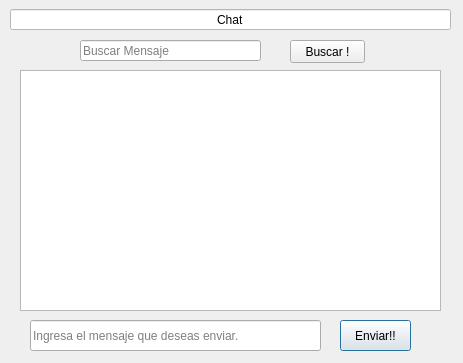
The window that ventanadeconversaciondialog.ui (radavach/Echauri-Trabajillo) describes before a commit, drawn with Qt 5.
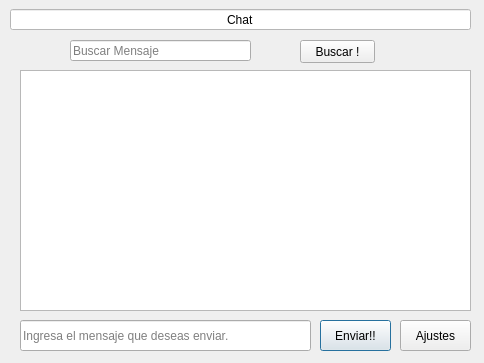
The same window after the commit.

```diff
--- a/ventanadeconversaciondialog.ui
+++ b/ventanadeconversaciondialog.ui
@@ -6,7 +6,7 @@
    <rect>
     <x>0</x>
     <y>0</y>
-    <width>463</width>
+    <width>484</width>
     <height>363</height>
    </rect>
   </property>
@@ -21,7 +21,7 @@
     <rect>
      <x>10</x>
      <y>9</y>
-     <width>441</width>
+     <width>461</width>
      <height>21</height>
     </rect>
    </property>
@@ -41,7 +41,7 @@
   <widget class="QPushButton" name="EnviarpushButton">
    <property name="geometry">
     <rect>
-     <x>340</x>
+     <x>320</x>
      <y>320</y>
      <width>71</width>
      <height>31</height>
@@ -54,7 +54,7 @@
   <widget class="QLineEdit" name="MensajelineEdit">
    <property name="geometry">
     <rect>
-     <x>30</x>
+     <x>20</x>
      <y>320</y>
      <width>291</width>
      <height>31</height>
@@ -72,7 +72,7 @@
     <rect>
      <x>20</x>
      <y>70</y>
-     <width>421</width>
+     <width>451</width>
      <height>241</height>
     </rect>
    </property>
@@ -98,7 +98,7 @@
   <widget class="QLineEdit" name="BusquedaMensajelineEdit">
    <property name="geometry">
     <rect>
-     <x>80</x>
+     <x>70</x>
      <y>40</y>
      <width>181</width>
      <height>21</height>
@@ -111,7 +111,7 @@
   <widget class="QPushButton" name="BuscarpushButton">
    <property name="geometry">
     <rect>
-     <x>290</x>
+     <x>300</x>
      <y>40</y>
      <width>75</width>
      <height>23</height>
@@ -121,6 +121,19 @@
     <string>Buscar !</string>
    </property>
   </widget>
+  <widget class="QPushButton" name="ConfiguracionesButton">
+   <property name="geometry">
+    <rect>
+     <x>400</x>
+     <y>320</y>
+     <width>71</width>
+     <height>31</height>
+    </rect>
+   </property>
+   <property name="text">
+    <string>Ajustes</string>
+   </property>
+  </widget>
  </widget>
  <resources/>
  <connections/>
```
